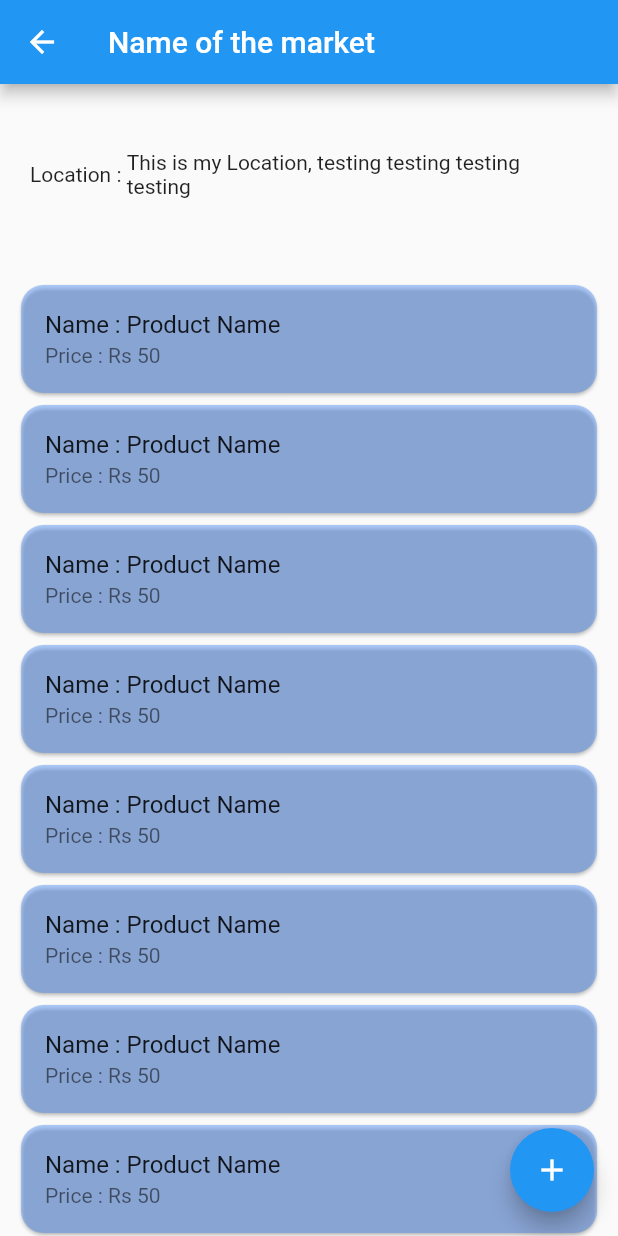
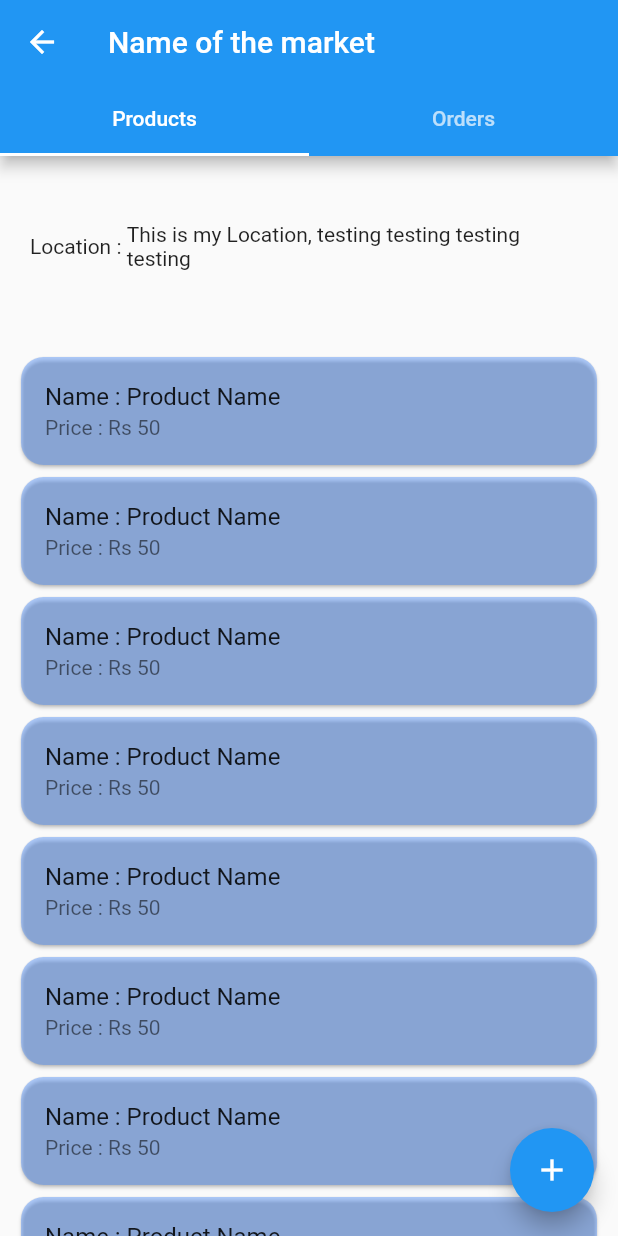
Before and after one commit to naazzzim/OrganiCart, a Flutter app: the Market screen opened directly, after a tap on "Name : Product Name", on a phone screen of 412 x 824 dp. Run offline on Flutter 3.47's test engine with Material 2 defaults, Android fonts, the phone set to English and light mode, and no system bars; our stand-ins replace cloud_firestore, firebase_auth, firebase_core, flutter_spinkit; accounts and stored records are empty.

Commit message:
Added Tab Bar;

```diff
--- a/lib/Screens/Market.dart
+++ b/lib/Screens/Market.dart
@@ -9,16 +9,27 @@ class Market extends StatefulWidget {
 class _MarketState extends State<Market> {
   @override
   Widget build(BuildContext context) {
-    return Scaffold(
+    return DefaultTabController(
+      length: 2,
+      child: Scaffold(
         appBar: AppBar(
           title: Text('Name of the market'),
+          bottom: TabBar(
+            tabs: [
+              Tab(text : "Products"),
+              Tab(text : "Orders")
+            ],
           ),
-      body: Container(
+        ),
+        body: TabBarView(
+          children: [
+            Container(
               height: MediaQuery.of(context).size.height,
               child: CustomScrollView(
                 slivers: [
                   SliverPadding(
-                padding: const EdgeInsets.symmetric(horizontal: 10,vertical: 10),
+                      padding:
+                      const EdgeInsets.symmetric(horizontal: 10, vertical: 10),
                       sliver: SliverToBoxAdapter(
                         child: Container(
                           height: 100,
@@ -28,7 +39,7 @@ class _MarketState extends State<Market> {
                             children: [
                               Text('Location : '),
                               Container(
-                          width:MediaQuery.of(context).size.width/1.5 ,
+                                width: MediaQuery.of(context).size.width / 1.5,
                                 child: Padding(
                                   padding: const EdgeInsets.symmetric(vertical: 10),
                                   child: SelectableText(
@@ -40,13 +51,13 @@ class _MarketState extends State<Market> {
                           ),
                         ),
                       )),
-            SliverPadding(padding: const EdgeInsets.symmetric(horizontal: 10,vertical: 10),
+                  SliverPadding(
+                    padding: const EdgeInsets.symmetric(horizontal: 10, vertical: 10),
                     sliver: SliverList(
                       delegate: SliverChildBuilderDelegate(
-    (context,index){
+                            (context, index) {
                           return GestureDetector(
-        onTap: (){
-        },
+                            onTap: () {},
                             child: Card(
                               color: Colors.blueAccent.withOpacity(0.4),
                               shape: RoundedRectangleBorder(
@@ -61,13 +72,71 @@ delegate: SliverChildBuilderDelegate(
                         },
                         childCount: 50,
                       ),
-            ),)
+                    ),
+                  )
                 ],
               ),
             ),
+            Container(
+              height: MediaQuery.of(context).size.height,
+              child: CustomScrollView(
+                slivers: [
+                  SliverPadding(
+                      padding:
+                      const EdgeInsets.symmetric(horizontal: 10, vertical: 10),
+                      sliver: SliverToBoxAdapter(
+                        child: Container(
+                          height: 100,
+                          width: MediaQuery.of(context).size.width - 20,
+                          padding: const EdgeInsets.symmetric(horizontal: 10),
+                          child: Row(
+                            children: [
+                              Text('Location : '),
+                              Container(
+                                width: MediaQuery.of(context).size.width / 1.5,
+                                child: Padding(
+                                  padding: const EdgeInsets.symmetric(vertical: 10),
+                                  child: SelectableText(
+                                    'This is my Location, testing testing testing testing',
+                                  ),
+                                ),
+                              ),
+                            ],
+                          ),
+                        ),
+                      )),
+                  SliverPadding(
+                    padding: const EdgeInsets.symmetric(horizontal: 10, vertical: 10),
+                    sliver: SliverList(
+                      delegate: SliverChildBuilderDelegate(
+                            (context, index) {
+                          return GestureDetector(
+                            onTap: () {},
+                            child: Card(
+                              color: Colors.blueAccent.withOpacity(0.4),
+                              shape: RoundedRectangleBorder(
+                                borderRadius: BorderRadius.circular(15.0),
+                              ),
+                              child: ListTile(
+                                title: Text('Name : Product Name'),
+                                subtitle: Text('Price : Rs 50'),
+                              ),
+                            ),
+                          );
+                        },
+                        childCount: 50,
+                      ),
+                    ),
+                  )
+                ],
+              ),
+            )
+          ],
+        ),
         floatingActionButton: FloatingActionButton(
-        onPressed: (){},
+          onPressed: () {},
           child: Icon(Icons.add),
+        ),
       ),
     );
   }
--- a/lib/main.dart
+++ b/lib/main.dart
@@ -75,7 +75,8 @@ class _FarmerAppState extends State<FarmerApp> {
           SignUp.id:(context)=>SignUp(),
           Wrapper.id:(context) => Wrapper(),
         },
-        initialRoute: Wrapper.id,
+//        initialRoute: Wrapper.id,
+      home: Page1(),
       );
 
     }
```
Lines whose indentation alone changed are shown as unchanged.
